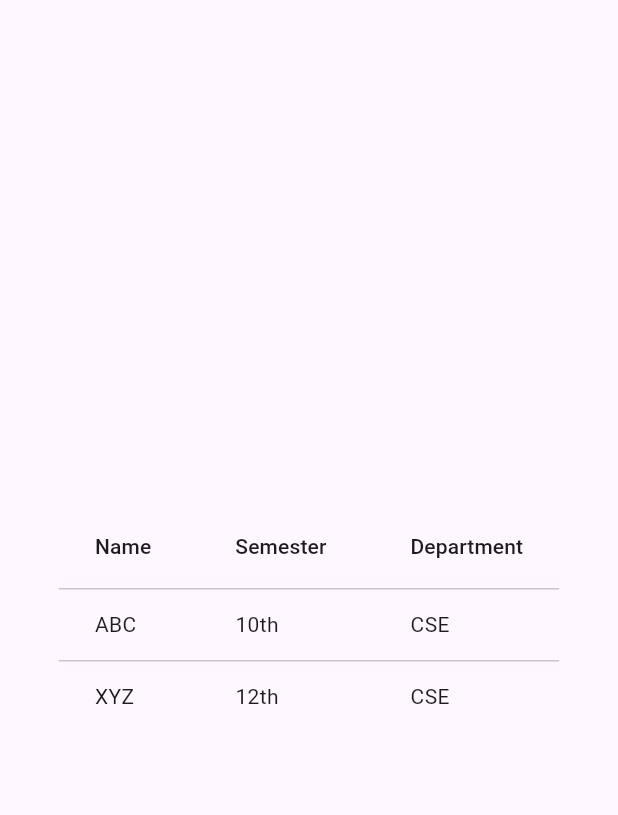
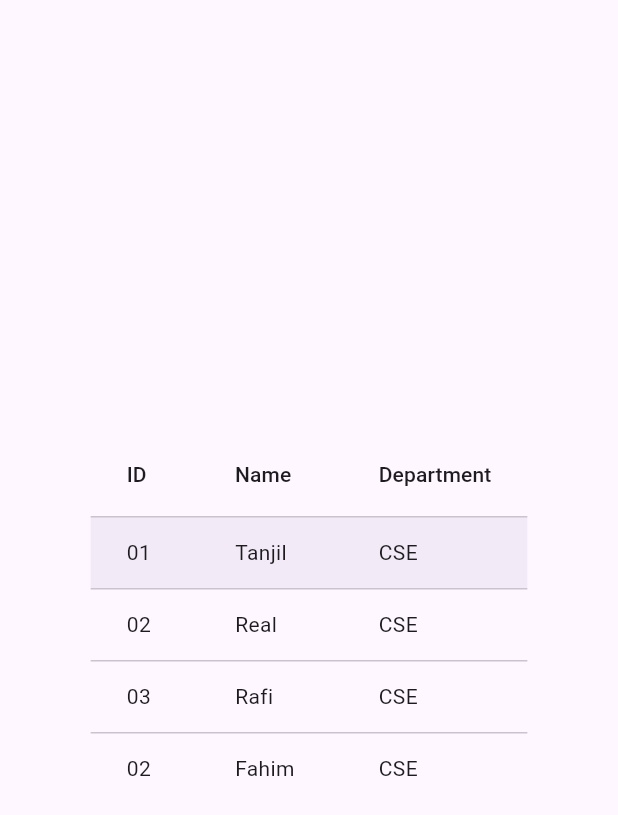
Before and after one commit to tanjilalom/Table-and-DataTable_Widget, a Flutter app: the screen it shows after launch, on a phone screen of 412 x 824 dp. Shown: the top 815 px of the screen. Run offline on Flutter 3.47's test engine with Material 3 defaults, Android fonts, the phone set to English and light mode, and no system bars.

Commit message:
Initial commit

```diff
--- /dev/null
+++ b/lib/homepage.dart
@@ -0,0 +1,81 @@
+import 'package:flutter/material.dart';
+
+class Homepage extends StatelessWidget {
+  const Homepage({super.key});
+
+  @override
+  Widget build(BuildContext context) {
+    return Scaffold(
+      body: Center(
+        child: DataTable(
+          columns: [
+            DataColumn(
+              label: Text("ID"),
+            ),
+            DataColumn(
+              label: Text("Name"),
+            ),
+            DataColumn(
+              label: Text("Department"),
+            ),
+          ],
+          rows: [
+            DataRow(
+              selected: true,
+              cells: [
+                DataCell(
+                  Text("01"),
+                ),
+                DataCell(
+                  Text("Tanjil"),
+                ),
+                DataCell(
+                  Text("CSE"),
+                ),
+              ],
+            ),
+            DataRow(
+              cells: [
+                DataCell(
+                  Text("02"),
+                ),
+                DataCell(
+                  Text("Real"),
+                ),
+                DataCell(
+                  Text("CSE"),
+                ),
+              ],
+            ),
+            DataRow(
+              cells: [
+                DataCell(
+                  Text("03"),
+                ),
+                DataCell(
+                  Text("Rafi"),
+                ),
+                DataCell(
+                  Text("CSE"),
+                ),
+              ],
+            ),
+            DataRow(
+              cells: [
+                DataCell(
+                  Text("02"),
+                ),
+                DataCell(
+                  Text("Fahim"),
+                ),
+                DataCell(
+                  Text("CSE"),
+                ),
+              ],
+            ),
+          ],
+        ),
+      ),
+    );
+  }
+}
--- a/lib/main.dart
+++ b/lib/main.dart
@@ -1,3 +1,4 @@
+import 'package:datatable/homepage.dart';
 import 'package:flutter/material.dart';
 
 void main() {
@@ -15,60 +16,7 @@ class MyApp extends StatelessWidget {
         colorScheme: ColorScheme.fromSeed(seedColor: Colors.deepPurple),
         useMaterial3: true,
       ),
-      home: MyHomePage(),
+      home: Homepage(),
     );
   }
 }
-
-class MyHomePage extends StatefulWidget {
-  const MyHomePage({
-    super.key,
-  });
-
-  @override
-  State<MyHomePage> createState() => _MyHomePageState();
-}
-
-class _MyHomePageState extends State<MyHomePage> {
-  @override
-  Widget build(BuildContext context) {
-    return Scaffold(
-      body: Center(
-        child: DataTable(sortColumnIndex: 0, sortAscending: true, columns: [
-          DataColumn(
-            label: Text("Name"),
-          ),
-          DataColumn(
-            label: Text("Semester"),
-          ),
-          DataColumn(
-            label: Text("Department"),
-          ),
-        ], rows: [
-          DataRow(cells: [
-            DataCell(
-              Text("ABC"),
-            ),
-            DataCell(
-              Text("10th"),
-            ),
-            DataCell(
-              Text("CSE"),
-            ),
-          ]),
-          DataRow(cells: [
-            DataCell(
-              Text("XYZ"),
-            ),
-            DataCell(
-              Text("12th"),
-            ),
-            DataCell(
-              Text("CSE"),
-            ),
-          ]),
-        ]),
-      ),
-    );
-  }
-}
```
Also changed, not shown: pubspec.lock.
